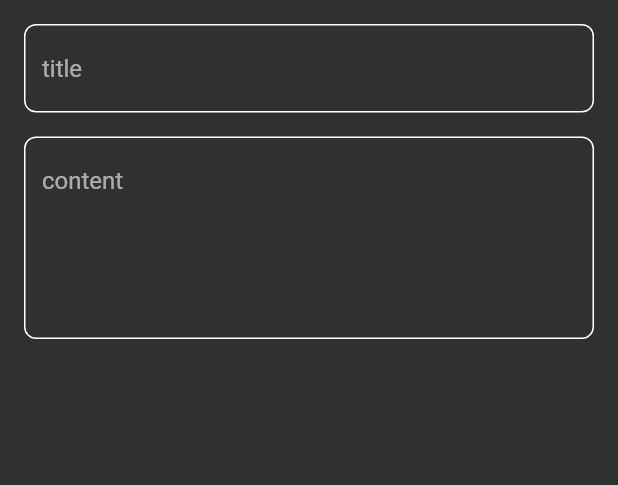
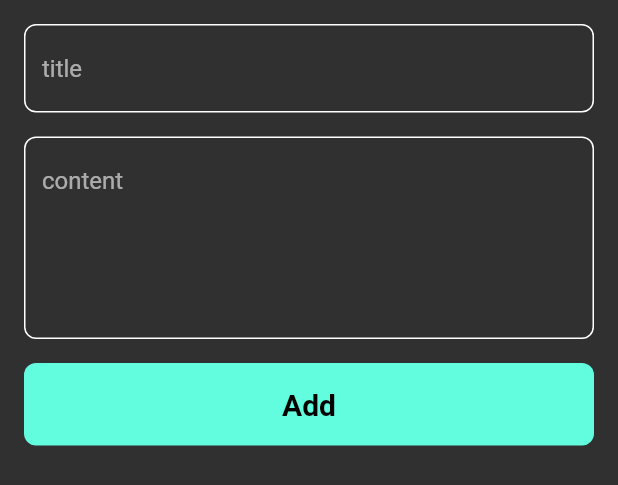
Before and after one commit to Mahmoudali55/notesApp, a Flutter app: the AddNoteBottomSheet widget shown alone on an empty page, opened directly, on a phone screen of 412 x 824 dp. Shown: the top 485 px of the screen. Run offline on Flutter 3.47's test engine with Material 2 defaults, Android fonts, the phone set to English and light mode, and no system bars; our stand-ins replace font_awesome_flutter; Roboto replaces fonts that are missing (Poppins).

Commit message:
create_buttonandcreate_edite_noteview

```diff
--- a/lib/views/widgets/addmodelBottenSheet.dart
+++ b/lib/views/widgets/addmodelBottenSheet.dart
@@ -1,6 +1,8 @@
 // ignore_for_file: prefer_const_constructors, prefer_const_literals_to_create_immutables
 
 import 'package:flutter/material.dart';
+import 'package:notes_app/constants.dart';
+import 'package:notes_app/views/widgets/custom_button.dart';
 import 'package:notes_app/views/widgets/custom_textfiled.dart';
 
 class AddNoteBottomSheet extends StatelessWidget {
@@ -12,6 +14,7 @@ class AddNoteBottomSheet extends StatelessWidget {
       padding: const EdgeInsets.symmetric(
         horizontal: 16,
       ),
+      child: SingleChildScrollView(
         child: Column(
           children: [
             SizedBox(
@@ -26,8 +29,13 @@ class AddNoteBottomSheet extends StatelessWidget {
             CustomTextField(
               hint: 'content',
               maxLines: 5,
-          )
+            ),
+            SizedBox(
+              height: 16,
+            ),
+            CustomButton()
           ],
+        ),
       ),
     );
   }
--- /dev/null
+++ b/lib/views/widgets/custom_button.dart
@@ -0,0 +1,22 @@
+import 'package:flutter/material.dart';
+import 'package:notes_app/constants.dart';
+
+class CustomButton extends StatelessWidget {
+  const CustomButton({super.key});
+
+  @override
+  Widget build(BuildContext context) {
+    return Container(
+      width: MediaQuery.of(context).size.width,
+      height: 55,
+      decoration: BoxDecoration(
+          color: KPrimaryColor, borderRadius: BorderRadius.circular(8)),
+      child: Center(
+          child: Text(
+        'Add',
+        style: TextStyle(
+            color: Colors.black, fontSize: 20, fontWeight: FontWeight.bold),
+      )),
+    );
+  }
+}
```
Also changed, not shown: lib/views/edit_note_view.dart (added, +13 -0 lines), lib/views/widgets/custom_noteitem.dart (+15 -1 lines), lib/views/widgets/edit_view_body.dart (added, +10 -0 lines). Lines whose indentation alone changed are shown as unchanged.
